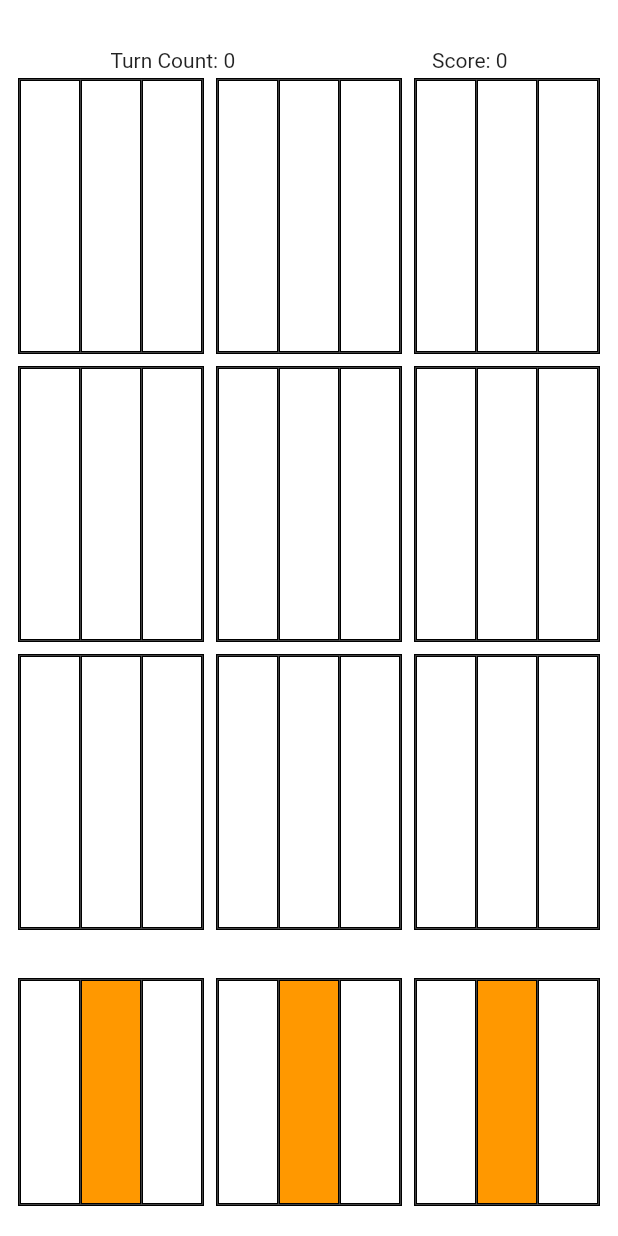
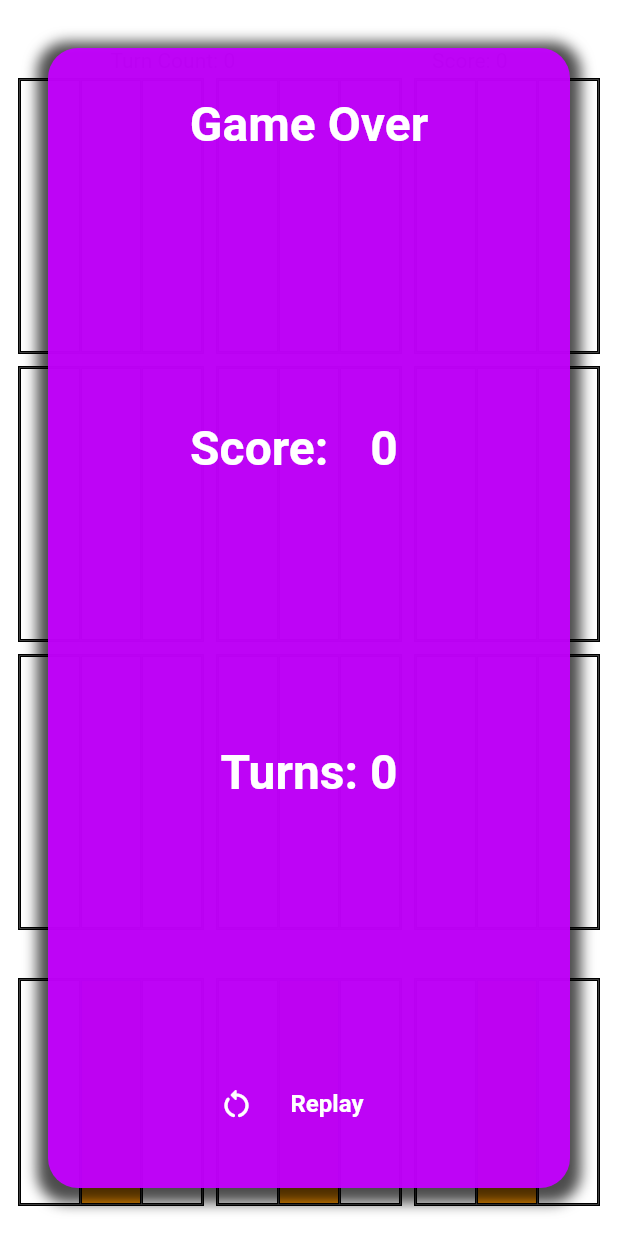
Before and after one commit to Kenneth5259/KolorKlash, a Flutter app: the screen it shows after launch, on a phone screen of 412 x 824 dp. Run offline on Flutter 3.47's test engine with Material 2 defaults, Android fonts, the phone set to English and light mode, and no system bars; our stand-ins replace flutter_redux, redux.

Commit message:
Added basic state action to toggle the restart menu, need to clean up the menu and add a menu button to game board

```diff
--- a/lib/screens/game_board.dart
+++ b/lib/screens/game_board.dart
@@ -45,7 +45,7 @@ class _GameBoardState extends State<GameBoard> {
         ),
       ),
     ];
-    if(state.isGameOver) {
+    if(!state.showRestartMenu) {
       gameBoard.add(GameOver(state: state,));
     }
     return gameBoard;
--- /dev/null
+++ b/lib/state/actions/update_show_restart_menu_action.dart
@@ -0,0 +1,7 @@
+class UpdateShowRestartMenuAction {
+  final bool _showRestartMenu;
+
+  bool get showRestartMenu => _showRestartMenu;
+
+  UpdateShowRestartMenuAction(this._showRestartMenu);
+}
--- a/lib/state/app_reducer.dart
+++ b/lib/state/app_reducer.dart
@@ -1,7 +1,9 @@
 import 'package:kolor_klash/state/actions/set_gridsize_action.dart';
 import 'package:kolor_klash/state/actions/update_colors_action.dart';
+import 'package:kolor_klash/state/actions/update_show_restart_menu_action.dart';
 import 'package:kolor_klash/state/reducers/grid_size_reducer.dart';
 import 'package:kolor_klash/state/reducers/update_colors_reducer.dart';
+import 'package:kolor_klash/state/reducers/update_show_restart_menu_action.dart';
 
 import 'app_state.dart';
 
@@ -12,5 +14,8 @@ AppState appReducer(AppState previousState, dynamic action) {
   if(action is UpdateColorsAction) {
     return updateColorsReducer(previousState, action);
   }
+  if(action is UpdateShowRestartMenuAction) {
+    return updateShowRestartMenuActionReducer(previousState, action);
+  }
   return previousState;
 }
--- a/lib/state/app_state.dart
+++ b/lib/state/app_state.dart
@@ -8,6 +8,7 @@ class AppState {
   int turnCount = 0;
   int score = 0;
   bool isGameOver = false;
+  bool showRestartMenu = false;
   late List<List<TileContainerReduxState>> grid;
 
   late List<GameTile?> deck;
--- a/lib/state/reducers/update_colors_reducer.dart
+++ b/lib/state/reducers/update_colors_reducer.dart
@@ -56,6 +56,7 @@ AppState updateColorsReducer(AppState previousState, UpdateColorsAction action)
   updatedAppState.score = score;
   updatedAppState.turnCount = turnCount;
   updatedAppState.isGameOver = GameStateRules.isGameOver(grid, newDeck);
+  updatedAppState.showRestartMenu = updatedAppState.isGameOver;
   if(updatedAppState.isGameOver) {
     log(updatedAppState.isGameOver.toString());
   }
--- a/lib/widgets/game_over.dart
+++ b/lib/widgets/game_over.dart
@@ -1,5 +1,8 @@
 import 'package:flutter/material.dart';
+import 'package:flutter_redux/flutter_redux.dart';
 import 'package:kolor_klash/state/app_state.dart';
+
+import '../state/actions/update_show_restart_menu_action.dart';
 
 class GameOver extends StatelessWidget {
   final AppState state;
@@ -7,11 +10,13 @@ class GameOver extends StatelessWidget {
 
   @override
   Widget build(BuildContext context) {
+    final store = StoreProvider.of<AppState>(context);
+
     return Padding(
         padding: const EdgeInsets.all(32),
         child: Container(
             decoration: BoxDecoration(
-                color: const Color.fromRGBO(196, 0, 255, 0.85),
+                color: const Color.fromRGBO(196, 0, 255, 0.95),
                 borderRadius: const BorderRadius.all(Radius.circular(20)),
                 boxShadow: [
                   BoxShadow(color: Colors.black.withOpacity(0.7),
@@ -37,14 +42,32 @@ class GameOver extends StatelessWidget {
                     ),
                   ),
                 ),
-                Text(
-                  "Score: ${state.score}",
+                Row(
+                  mainAxisAlignment: MainAxisAlignment.center,
+                  children: [
+                    const Text(
+                      "Score: ",
+                      textAlign: TextAlign.center,
+                      style: TextStyle(
+                          fontSize: 32,
+                          fontWeight: FontWeight.w600,
+                          color: Colors.white
+                        )
+                    ),
+                      Padding(
+                        padding: const EdgeInsets.symmetric(horizontal: 24, vertical: 0),
+                        child: Text(
+                          "${state.score}",
                           textAlign: TextAlign.center,
                           style: const TextStyle(
                               fontSize: 32,
                               fontWeight: FontWeight.w600,
                               color: Colors.white
                           ),
+                        ),
+                      ),
+
+                  ],
                 ),
                 Text(
                   "Turns: ${state.turnCount}",
@@ -57,24 +80,26 @@ class GameOver extends StatelessWidget {
                 ),
                 Padding(
                   padding: const EdgeInsets.only(bottom: 32),
-                  child: Column(
+                  child: MaterialButton(
+                    onPressed: () => {store.dispatch(UpdateShowRestartMenuAction(false))},
+                    child: const Row(
+                      mainAxisAlignment: MainAxisAlignment.center,
                       children: [
-                      IconButton(
-                        onPressed: () {  },
-                        iconSize: 48,
-                        color: Colors.white,
-                        icon: const Icon(Icons.restart_alt_rounded),
-                      ),
-                      Text(
+                        Icon(Icons.restart_alt_rounded, color: Colors.white),
+                        Padding(
+                          padding: EdgeInsets.symmetric(vertical: 0, horizontal: 24),
+                          child: Text(
                             "Replay",
                             textAlign: TextAlign.center,
                             style: TextStyle(
-                            fontSize: 32,
+                                fontSize: 16,
                                 fontWeight: FontWeight.w600,
                                 color: Colors.white
                             ),
                           ),
+                        ),
                       ],
+                    ),
                   ),
                 )
               ],
```
Also changed, not shown: lib/state/reducers/update_show_restart_menu_action.dart (added, +8 -0 lines). Lines whose indentation alone changed are shown as unchanged.
